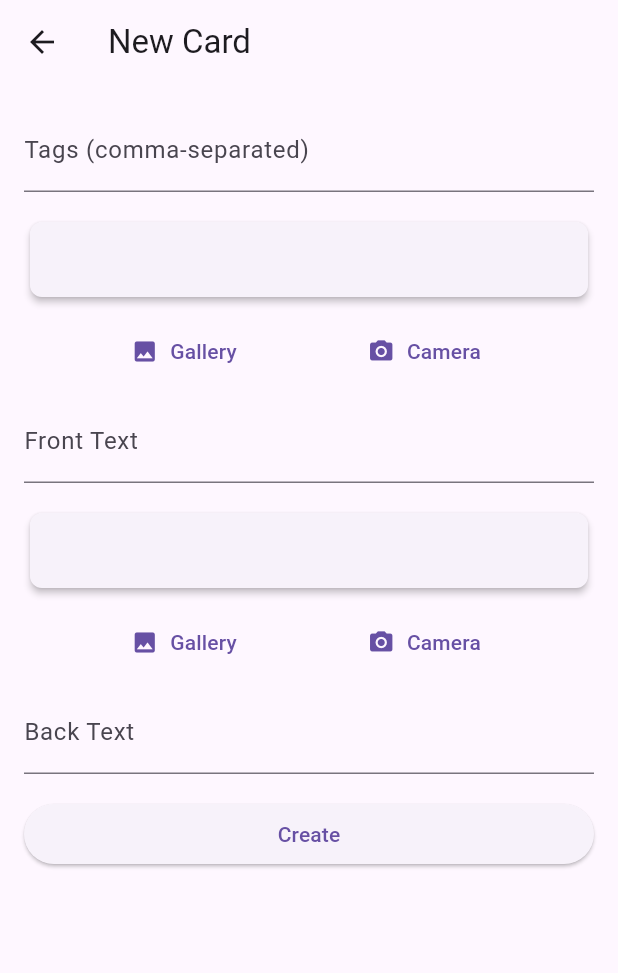
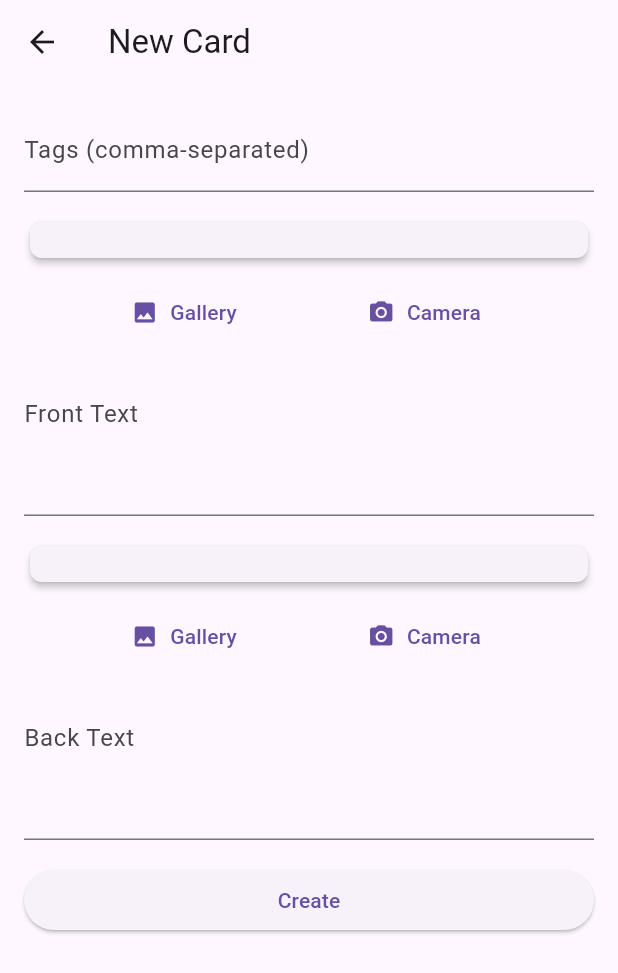
Before and after one commit to thankstoalive/flashcards, a Flutter app: the CardEditPage screen opened directly with empty values, on a phone screen of 412 x 824 dp. Shown: the top 973 px of the screen. Run offline on Flutter 3.47's test engine with Material 3 defaults, Android fonts, the phone set to English and light mode, and no system bars; our stand-ins replace flutter_highlight, flutter_local_notifications, hive, hive_flutter, image_picker, timezone; missing offline and left inert: dart:html; accounts and stored records are empty.

Commit message:
feat: SM-2 spaced repetition, backup/import service, next‑review display, multiline card editor & code syntax highlighting
        - Implement SM‑2 algorithm with SpacedRepetitionService
        - Add backup/export/import service (web & stub)
        - Show next review date and due count in card list, deck list, and deck page
        - Enable multiline input in card editor (minLines:3, auto‑expand)
        - Support code fenced blocks with Python syntax highlighting in flashcard view

````diff
--- a/flashcard_app/lib/screens/card_edit_page.dart
+++ b/flashcard_app/lib/screens/card_edit_page.dart
@@ -189,7 +189,13 @@ class _CardEditPageState extends State<CardEditPage> {
             const SizedBox(height: 8),
             TextField(
               controller: _frontController,
-              decoration: const InputDecoration(labelText: 'Front Text'),
+              decoration: const InputDecoration(
+                labelText: 'Front Text',
+                alignLabelWithHint: true,
+              ),
+              keyboardType: TextInputType.multiline,
+              minLines: 3,
+              maxLines: null,
               onChanged: (_) => setState(() {}),
             ),
             const SizedBox(height: 16),
@@ -222,8 +228,13 @@ class _CardEditPageState extends State<CardEditPage> {
             const SizedBox(height: 8),
             TextField(
               controller: _backController,
-              decoration: const InputDecoration(labelText: 'Back Text'),
-              textInputAction: TextInputAction.done,
+              decoration: const InputDecoration(
+                labelText: 'Back Text',
+                alignLabelWithHint: true,
+              ),
+              keyboardType: TextInputType.multiline,
+              minLines: 3,
+              maxLines: null,
               onChanged: (_) => setState(() {}),
             ),
             const SizedBox(height: 16),
--- /dev/null
+++ b/flashcard_app/lib/services/backup_service.dart
@@ -0,0 +1,5 @@
+/// Conditional export for backup service:
+/// - Uses web implementation when running on web (dart:html available)
+/// - Falls back to stub for other platforms
+export 'backup_service_stub.dart'
+    if (dart.library.html) 'backup_service_web.dart';
--- a/flashcard_app/lib/widgets/flashcard_view.dart
+++ b/flashcard_app/lib/widgets/flashcard_view.dart
@@ -1,5 +1,8 @@
 import 'dart:typed_data';
 import 'package:flutter/material.dart';
+import 'package:flutter_highlight/flutter_highlight.dart';
+import 'package:flutter_highlight/themes/github.dart';
+
 
 /// A reusable flashcard display with optional image and text.
 class FlashcardView extends StatelessWidget {
@@ -10,6 +13,48 @@ class FlashcardView extends StatelessWidget {
 
   const FlashcardView({Key? key, required this.text, this.imageBytes})
       : super(key: key);
+
+  /// Split [text] by code fences and return widgets: plain text and highlighted code blocks.
+  List<Widget> _buildContent() {
+    final pattern = RegExp(r'```(?:([a-zA-Z]+))?\n([\s\S]*?)```', multiLine: true);
+    final widgets = <Widget>[];
+    int start = 0;
+    for (final match in pattern.allMatches(text)) {
+      if (match.start > start) {
+        widgets.add(Text(
+          text.substring(start, match.start),
+          style: const TextStyle(fontSize: 18),
+        ));
+      }
+      final lang = match.group(1) ?? 'python';
+      final code = match.group(2) ?? '';
+      widgets.add(Container(
+        width: double.infinity,
+        padding: const EdgeInsets.all(8),
+        decoration: BoxDecoration(
+          color: Colors.grey.shade200,
+          borderRadius: BorderRadius.circular(4),
+        ),
+        child: HighlightView(
+          code,
+          language: lang,
+          theme: githubTheme,
+          textStyle: const TextStyle(
+            fontFamily: 'monospace',
+            fontSize: 16,
+          ),
+        ),
+      ));
+      start = match.end;
+    }
+    if (start < text.length) {
+      widgets.add(Text(
+        text.substring(start),
+        style: const TextStyle(fontSize: 18),
+      ));
+    }
+    return widgets;
+  }
 
   @override
   Widget build(BuildContext context) {
@@ -32,11 +77,8 @@ class FlashcardView extends StatelessWidget {
               ),
               const SizedBox(height: 8),
             ],
-            Text(
-              text,
-              textAlign: TextAlign.center,
-              style: const TextStyle(fontSize: 18),
-            ),
+            // Render content with manual code-fence parsing
+            ..._buildContent(),
           ],
         ),
       ),
--- a/flashcard_app/pubspec.yaml
+++ b/flashcard_app/pubspec.yaml
@@ -34,6 +34,10 @@ dependencies:
   # The following adds the Cupertino Icons font to your application.
   # Use with the CupertinoIcons class for iOS style icons.
   cupertino_icons: ^1.0.8
+  # Markdown rendering for flashcard content (code blocks support)
+  flutter_markdown: ^0.6.11
+  # Syntax highlighting for code blocks
+  flutter_highlight: ^0.7.0
   # Local database for decks and flashcards
   hive: ^2.2.3
   hive_flutter: ^1.1.0
````
Also changed, not shown: flashcard_app/lib/models/deck.dart (+7 -0 lines), flashcard_app/lib/models/flashcard.dart (+25 -0 lines), flashcard_app/lib/screens/card_list_page.dart (+9 -0 lines), flashcard_app/lib/screens/deck_list_page.dart (+56 -22 lines), flashcard_app/lib/screens/deck_page.dart (+15 -1 lines), flashcard_app/lib/screens/study_page.dart (+4 -27 lines), flashcard_app/lib/services/backup_service_stub.dart (added, +20 -0 lines), flashcard_app/lib/services/backup_service_web.dart (added, +69 -0 lines), flashcard_app/lib/services/spaced_repetition_service.dart (added, +44 -0 lines), flashcard_app/pubspec.lock.
